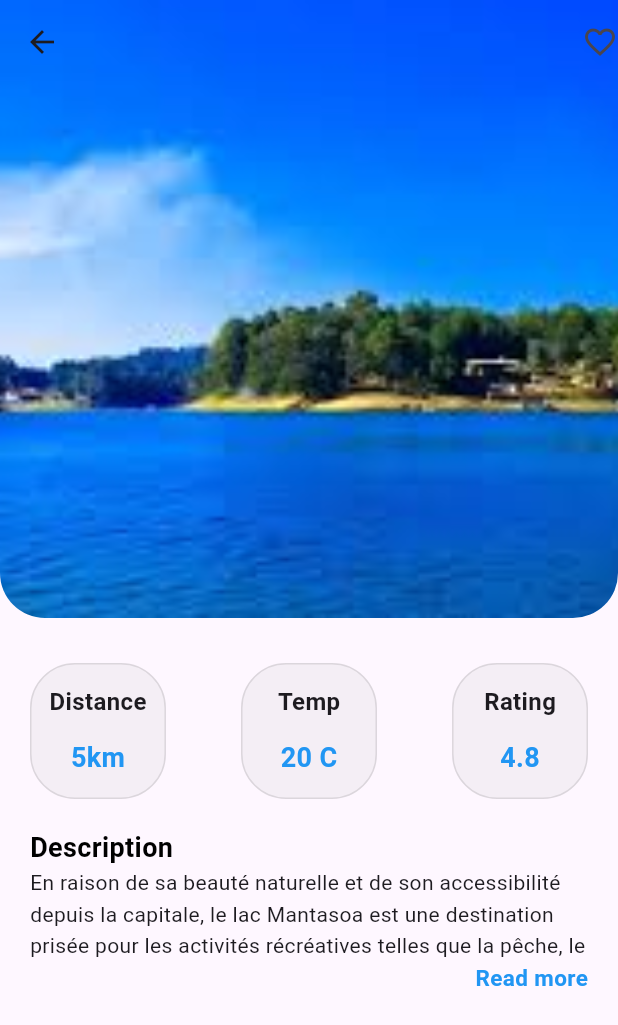
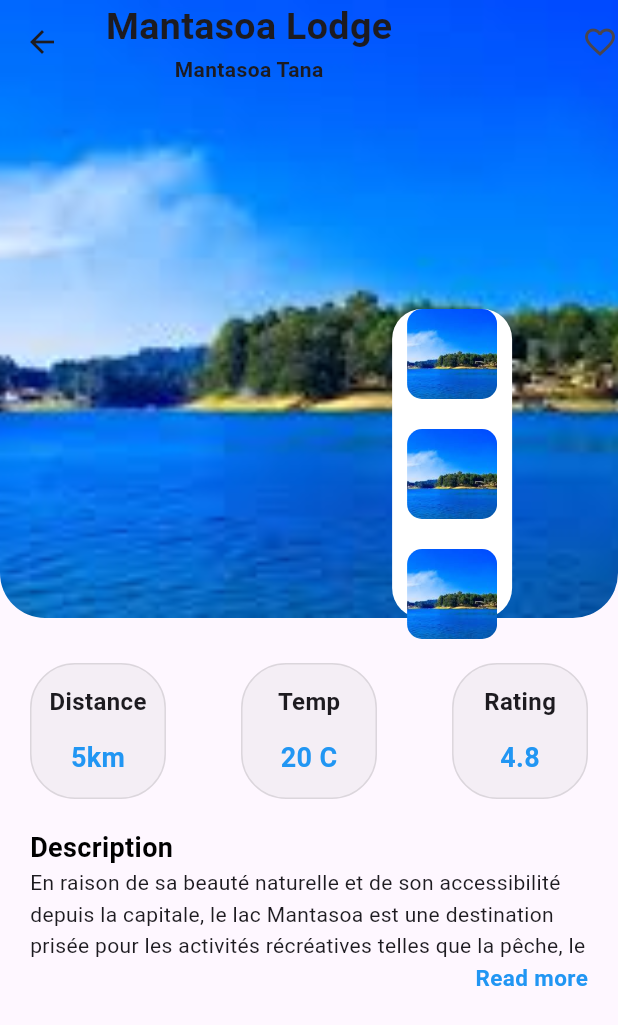
Before and after one commit to HIK-856/voyage_mada_app, a Flutter app: the DetailDestination screen opened directly, on a phone screen of 412 x 824 dp. Shown: the top 1025 px of the screen. Run offline on Flutter 3.47's test engine with Material 3 defaults, Android fonts, the light colour scheme and no system bars; our stand-ins replace get; missing offline and left inert: flutter_animated_icons, flutter_mvc, flutter_point_tab_bar.

Commit message:
row in image

```diff
--- a/lib/View/ScreenDetail/detailDestination.dart
+++ b/lib/View/ScreenDetail/detailDestination.dart
@@ -11,6 +11,30 @@ class DetailDestination extends StatefulWidget {
 }
 
 class _DetailDestinationState extends State<DetailDestination> {
+  Column nomDestination = Column(
+    mainAxisAlignment: MainAxisAlignment.start,
+    //crossAxisAlignment: CrossAxisAlignment.end,
+    children: [
+      TitreH3(
+        titre: 'Mantasoa Lodge',
+        size: 25,
+      ),
+      TitreH3(titre: 'Mantasoa Tana')
+    ],
+  );
+  Container choixImage = Container(
+      height: 60,
+      width: 60,
+      decoration: const BoxDecoration(
+        image: DecorationImage(
+          fit: BoxFit.cover,
+          image: AssetImage('assets/images/mantasoa.jpg'),
+        ),
+        borderRadius: BorderRadius.all(
+          Radius.circular(10),
+        ),
+      ));
+
   @override
   Widget build(BuildContext context) {
     return Scaffold(
@@ -31,6 +55,35 @@ class _DetailDestinationState extends State<DetailDestination> {
                 fit: BoxFit.cover,
                 image: AssetImage('assets/images/mantasoa.jpg'),
               ),
+            ),
+            //in the image
+            child: Row(
+              mainAxisAlignment: MainAxisAlignment.center,
+              crossAxisAlignment: CrossAxisAlignment.end,
+              children: [
+                //nom destination dans l'image
+                nomDestination,
+                SingleChildScrollView(
+                  child: Container(
+                    height: MediaQuery.of(context).size.height * 0.25,
+                    padding: const EdgeInsets.only(left: 10, right: 10),
+                    decoration: const BoxDecoration(
+                        color: Colors.white,
+                        borderRadius: BorderRadius.all(Radius.circular(20))),
+                    child: Column(
+                      mainAxisAlignment: MainAxisAlignment.end,
+                      crossAxisAlignment: CrossAxisAlignment.end,
+                      children: [
+                        choixImage,
+                        ecart,
+                        choixImage,
+                        ecart,
+                        choixImage
+                      ],
+                    ),
+                  ),
+                )
+              ],
             ),
           ),
         ),
```
